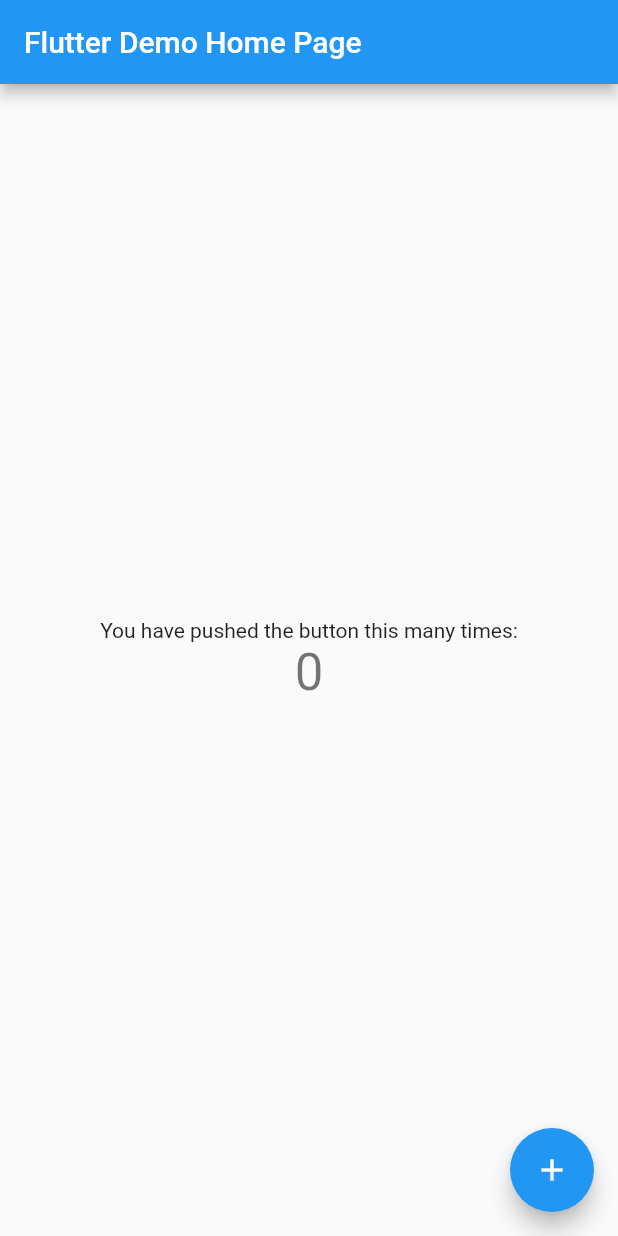
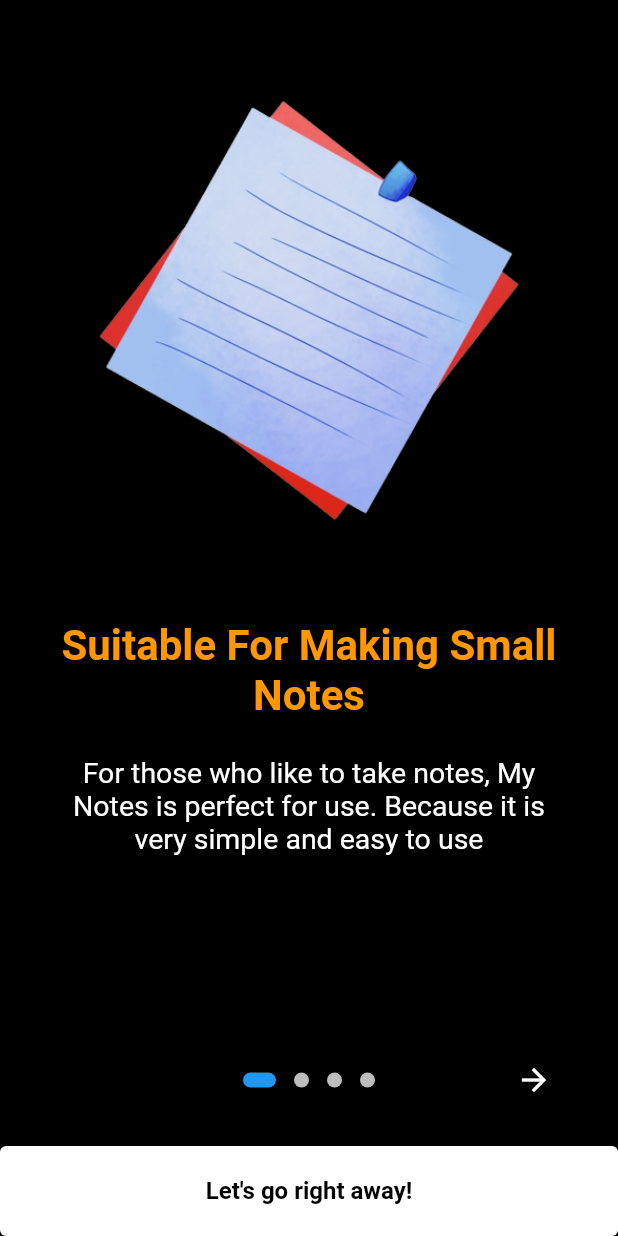
Before and after one commit to MChassanNajib/AppChatFireBaseAndNotes, a Flutter app: the screen it shows after launch, on a phone screen of 412 x 824 dp. Run offline on Flutter 3.47's test engine with Material 2 defaults, Android fonts, the phone set to English and light mode, and no system bars; drawn by our look-alikes of introduction_screen.

Commit message:
feat [CN] Menambahkan Intro App

```diff
--- /dev/null
+++ b/lib/Page/Screen/IntroApp/introapp.dart
@@ -0,0 +1,162 @@
+import 'package:flutter/foundation.dart';
+import 'package:flutter/material.dart';
+import 'package:flutter/services.dart';
+import 'package:introduction_screen/introduction_screen.dart';
+
+void main() => runApp(App());
+
+class App extends StatelessWidget {
+  @override
+  Widget build(BuildContext context) {
+    SystemChrome.setSystemUIOverlayStyle(
+      SystemUiOverlayStyle.dark.copyWith(statusBarColor: Colors.transparent),
+    );
+
+    return MaterialApp(
+      title: 'Introduction screen',
+      debugShowCheckedModeBanner: false,
+      theme: ThemeData(primarySwatch: Colors.blue),
+      home: OnBoardingPage(),
+    );
+  }
+}
+
+class OnBoardingPage extends StatefulWidget {
+  @override
+  _OnBoardingPageState createState() => _OnBoardingPageState();
+}
+
+class _OnBoardingPageState extends State<OnBoardingPage> {
+  final introKey = GlobalKey<IntroductionScreenState>();
+
+  void _onIntroEnd(context) {
+    Navigator.of(context).push(
+      MaterialPageRoute(builder: (_) => HomePage()),
+    );
+  }
+
+  Widget _buildFullscreenImage() {
+    return Image.asset(
+      'assets/onboarding1.png',
+      fit: BoxFit.cover,
+      height: double.infinity,
+      width: double.infinity,
+      alignment: Alignment.center,
+    );
+  }
+
+  Widget _buildImage(String assetName, [double width = 350]) {
+    return Image.asset('assets/$assetName', width: width);
+  }
+
+  @override
+  Widget build(BuildContext context) {
+    const bodyStyle = TextStyle(fontSize: 19.0);
+
+    const pageDecoration = const PageDecoration(
+      titleTextStyle: TextStyle(fontSize: 28.0, fontWeight: FontWeight.w700, color: Colors.orange),
+      bodyTextStyle: TextStyle(fontSize: 19.0, color: Colors.white),
+      bodyPadding: EdgeInsets.fromLTRB(16.0, 0.0, 16.0, 16.0),
+      pageColor: Colors.black,
+      imagePadding: EdgeInsets.zero,
+    );
+
+    return IntroductionScreen(
+      key: introKey,
+      globalBackgroundColor: Colors.black,
+      allowImplicitScrolling: true,
+      autoScrollDuration: 3000,
+      globalFooter: SizedBox(
+        width: double.infinity,
+        height: 60,
+        child: ElevatedButton(
+          child: const Text(
+            'Let\'s go right away!',
+            style: TextStyle(fontSize: 16.0, fontWeight: FontWeight.bold, color: Colors.black),
+          ),
+          onPressed: () => _onIntroEnd(context),
+          style: ElevatedButton.styleFrom(
+            backgroundColor: Colors.white, // Background color
+          ),
+        ),
+      ),
+      pages: [
+        PageViewModel(
+          title: "Suitable For Making Small Notes",
+          body:
+          "For those who like to take notes, My Notes is perfect for use. Because it is very simple and easy to use",
+          image: _buildImage('onboarding1.png'),
+          decoration: pageDecoration,
+        ),
+        PageViewModel(
+          title: "Light application",
+          body:
+          "The next advantage of My Notes is that the application is small in size and can be downloaded on various operating systems",
+          image: _buildImage('onboarding2.png'),
+          decoration: pageDecoration,
+        ),
+        PageViewModel(
+          title: "Easy for use",
+          body:
+          "The My Notes application is not difficult to use as a media note and is suitable for everyday use",
+          image: _buildImage('onboarding3.png'),
+          decoration: pageDecoration,
+        ),
+        PageViewModel(
+          image: _buildImage('logo.png', 300),
+          bodyWidget: Row(
+            mainAxisAlignment: MainAxisAlignment.center,
+          ),
+          decoration: pageDecoration.copyWith(
+            bodyFlex: 2,
+            imageFlex: 2,
+            bodyAlignment: Alignment.bottomCenter,
+            imageAlignment: Alignment.topCenter,
+          ),
+          title: "My Notes",
+          reverse: true,
+        ),
+      ],
+      onDone: () => _onIntroEnd(context),
+      // onSkip: () => _onIntroEnd(context), // You can override onSkip callback
+      showSkipButton: false,
+      skipOrBackFlex: 0,
+      nextFlex: 0,
+      showBackButton: true,
+      //rtl: true, // Display as right-to-left
+      back: const Icon(Icons.arrow_back, color: Colors.white,),
+      skip: const Text('Skip', style: TextStyle(fontWeight: FontWeight.w600)),
+      next: const Icon(Icons.arrow_forward, color: Colors.white,),
+      done: const Text('Done', style: TextStyle(fontWeight: FontWeight.w600, color: Colors.white)),
+      curve: Curves.fastLinearToSlowEaseIn,
+      controlsMargin: const EdgeInsets.all(16),
+      controlsPadding: kIsWeb
+          ? const EdgeInsets.all(12.0)
+          : const EdgeInsets.fromLTRB(8.0, 4.0, 8.0, 4.0),
+      dotsDecorator: const DotsDecorator(
+        size: Size(10.0, 10.0),
+        color: Color(0xFFBDBDBD),
+        activeSize: Size(22.0, 10.0),
+        activeShape: RoundedRectangleBorder(
+          borderRadius: BorderRadius.all(Radius.circular(25.0)),
+        ),
+      ),
+      dotsContainerDecorator: const ShapeDecoration(
+        color: Colors.transparent,
+        shape: RoundedRectangleBorder(
+          borderRadius: BorderRadius.all(Radius.circular(8.0)),
+        ),
+      ),
+    );
+  }
+}
+
+class HomePage extends StatelessWidget {
+  @override
+  Widget build(BuildContext context) {
+    return Scaffold(
+      appBar: AppBar(title: const Text('Home')),
+      body: const Center(child: Text("This is the screen after Introduction")),
+    );
+  }
+}
--- /dev/null
+++ b/lib/Page/Screen/SplashScreen/splashscreen.dart
@@ -0,0 +1,15 @@
+import 'package:flutter/material.dart';
+
+class splashscreen extends StatefulWidget {
+  const splashscreen({Key? key}) : super(key: key);
+
+  @override
+  State<splashscreen> createState() => _splashscreenState();
+}
+
+class _splashscreenState extends State<splashscreen> {
+  @override
+  Widget build(BuildContext context) {
+    return const Placeholder();
+  }
+}
--- a/lib/main.dart
+++ b/lib/main.dart
@@ -1,4 +1,6 @@
 import 'package:flutter/material.dart';
+import 'package:mynotes/Page/Screen/IntroApp/introapp.dart';
+import 'package:mynotes/Page/Screen/SplashScreen/splashscreen.dart';
 
 void main() {
   runApp(const MyApp());
@@ -24,92 +26,7 @@ class MyApp extends StatelessWidget {
         // is not restarted.
         primarySwatch: Colors.blue,
       ),
-      home: const MyHomePage(title: 'Flutter Demo Home Page'),
+      home: OnBoardingPage(),
     );
   }
 }
-
-class MyHomePage extends StatefulWidget {
-  const MyHomePage({super.key, required this.title});
-
-  // This widget is the home page of your application. It is stateful, meaning
-  // that it has a State object (defined below) that contains fields that affect
-  // how it looks.
-
-  // This class is the configuration for the state. It holds the values (in this
-  // case the title) provided by the parent (in this case the App widget) and
-  // used by the build method of the State. Fields in a Widget subclass are
-  // always marked "final".
-
-  final String title;
-
-  @override
-  State<MyHomePage> createState() => _MyHomePageState();
-}
-
-class _MyHomePageState extends State<MyHomePage> {
-  int _counter = 0;
-
-  void _incrementCounter() {
-    setState(() {
-      // This call to setState tells the Flutter framework that something has
-      // changed in this State, which causes it to rerun the build method below
-      // so that the display can reflect the updated values. If we changed
-      // _counter without calling setState(), then the build method would not be
-      // called again, and so nothing would appear to happen.
-      _counter++;
-    });
-  }
-
-  @override
-  Widget build(BuildContext context) {
-    // This method is rerun every time setState is called, for instance as done
-    // by the _incrementCounter method above.
-    //
-    // The Flutter framework has been optimized to make rerunning build methods
-    // fast, so that you can just rebuild anything that needs updating rather
-    // than having to individually change instances of widgets.
-    return Scaffold(
-      appBar: AppBar(
-        // Here we take the value from the MyHomePage object that was created by
-        // the App.build method, and use it to set our appbar title.
-        title: Text(widget.title),
-      ),
-      body: Center(
-        // Center is a layout widget. It takes a single child and positions it
-        // in the middle of the parent.
-        child: Column(
-          // Column is also a layout widget. It takes a list of children and
-          // arranges them vertically. By default, it sizes itself to fit its
-          // children horizontally, and tries to be as tall as its parent.
-          //
-          // Invoke "debug painting" (press "p" in the console, choose the
-          // "Toggle Debug Paint" action from the Flutter Inspector in Android
-          // Studio, or the "Toggle Debug Paint" command in Visual Studio Code)
-          // to see the wireframe for each widget.
-          //
-          // Column has various properties to control how it sizes itself and
-          // how it positions its children. Here we use mainAxisAlignment to
-          // center the children vertically; the main axis here is the vertical
-          // axis because Columns are vertical (the cross axis would be
-          // horizontal).
-          mainAxisAlignment: MainAxisAlignment.center,
-          children: <Widget>[
-            const Text(
-              'You have pushed the button this many times:',
-            ),
-            Text(
-              '$_counter',
-              style: Theme.of(context).textTheme.headline4,
-            ),
-          ],
-        ),
-      ),
-      floatingActionButton: FloatingActionButton(
-        onPressed: _incrementCounter,
-        tooltip: 'Increment',
-        child: const Icon(Icons.add),
-      ), // This trailing comma makes auto-formatting nicer for build methods.
-    );
-  }
-}
```
Also changed, not shown: pubspec.yaml (+4 -3 lines), assets/logo.png (added), assets/onboarding1.png (added), assets/onboarding2.png (added), assets/onboarding3.png (added), lib/Materials/Colors/constant.dart (added), pubspec.lock.
